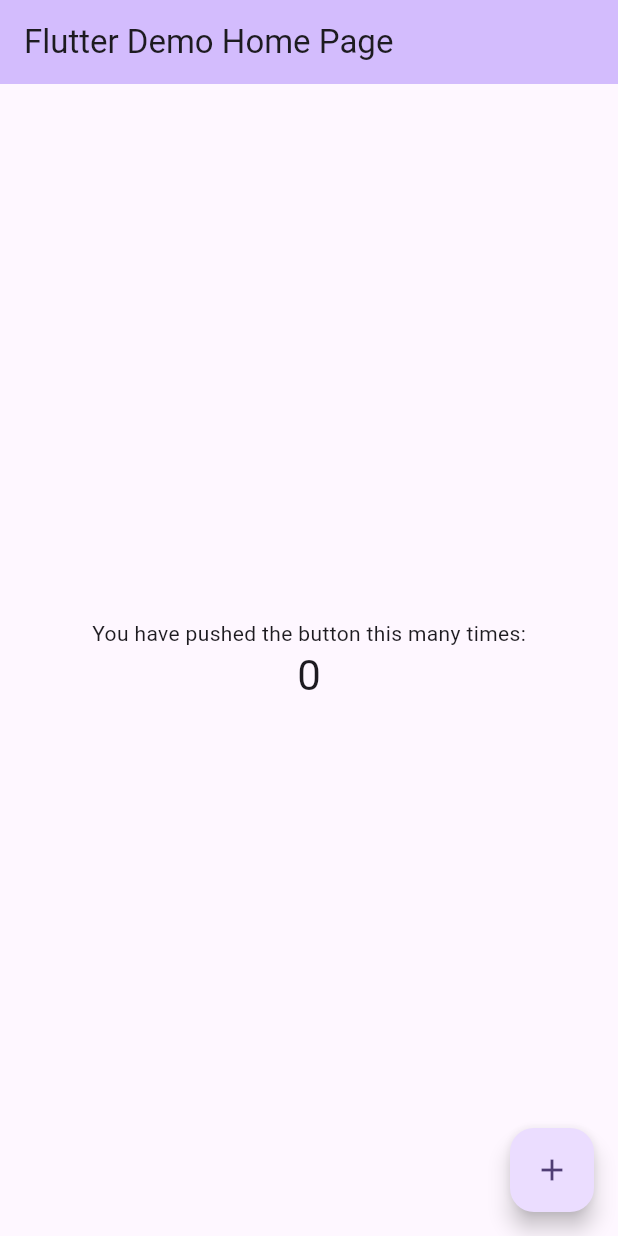
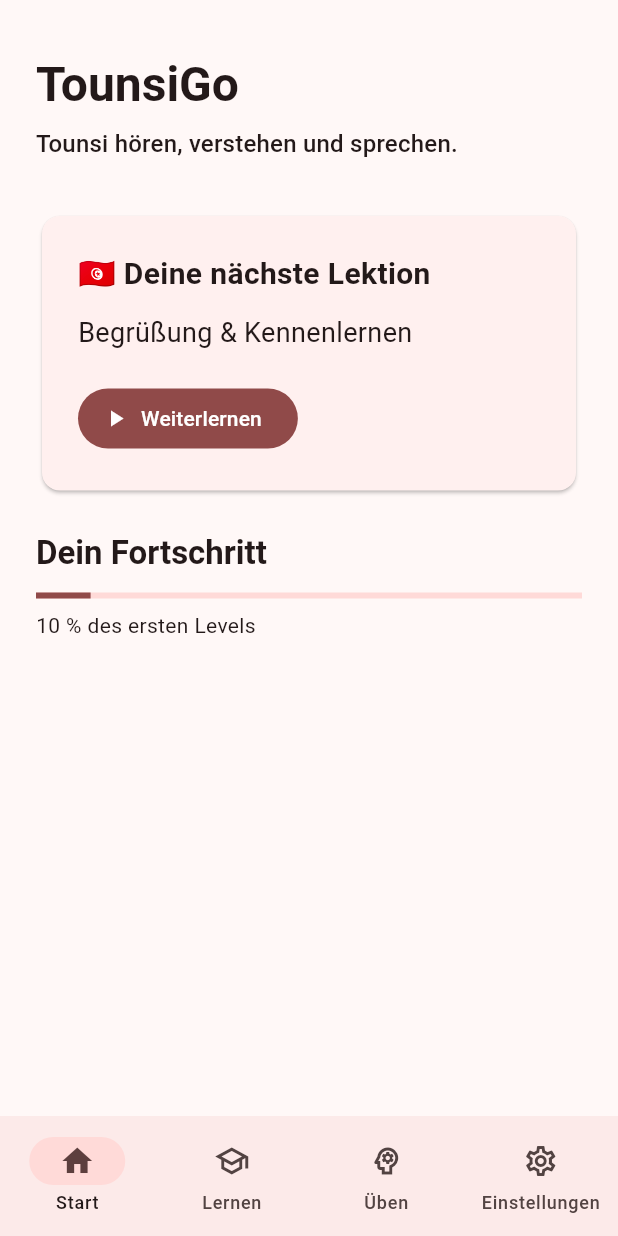
Before and after one commit to SallemA/TounsiGoApp, a Flutter app: the screen it shows after launch, on a phone screen of 412 x 824 dp. Run offline on Flutter 3.47's test engine with Material 3 defaults, Android fonts, the phone set to English and light mode, and no system bars.

Commit message:
Create initial TounsiGo app shell

```diff
--- a/lib/main.dart
+++ b/lib/main.dart
@@ -1,122 +1,306 @@
 import 'package:flutter/material.dart';
 
 void main() {
-  runApp(const MyApp());
+  runApp(const TounsiGoApp());
 }
 
-class MyApp extends StatelessWidget {
-  const MyApp({super.key});
+class TounsiGoApp extends StatelessWidget {
+  const TounsiGoApp({super.key});
 
-  // This widget is the root of your application.
   @override
   Widget build(BuildContext context) {
     return MaterialApp(
-      title: 'Flutter Demo',
+      title: 'TounsiGo',
+      debugShowCheckedModeBanner: false,
       theme: ThemeData(
-        // This is the theme of your application.
-        //
-        // TRY THIS: Try running your application with "flutter run". You'll see
-        // the application has a purple toolbar. Then, without quitting the app,
-        // try changing the seedColor in the colorScheme below to Colors.green
-        // and then invoke "hot reload" (save your changes or press the "hot
-        // reload" button in a Flutter-supported IDE, or press "r" if you used
-        // the command line to start the app).
-        //
-        // Notice that the counter didn't reset back to zero; the application
-        // state is not lost during the reload. To reset the state, use hot
-        // restart instead.
-        //
-        // This works for code too, not just values: Most code changes can be
-        // tested with just a hot reload.
-        colorScheme: .fromSeed(seedColor: Colors.deepPurple),
+        useMaterial3: true,
+        colorScheme: ColorScheme.fromSeed(
+          seedColor: const Color(0xFFE63946),
+        ),
       ),
-      home: const MyHomePage(title: 'Flutter Demo Home Page'),
+      home: const MainScreen(),
     );
   }
 }
 
-class MyHomePage extends StatefulWidget {
-  const MyHomePage({super.key, required this.title});
-
-  // This widget is the home page of your application. It is stateful, meaning
-  // that it has a State object (defined below) that contains fields that affect
-  // how it looks.
-
-  // This class is the configuration for the state. It holds the values (in this
-  // case the title) provided by the parent (in this case the App widget) and
-  // used by the build method of the State. Fields in a Widget subclass are
-  // always marked "final".
-
-  final String title;
+class MainScreen extends StatefulWidget {
+  const MainScreen({super.key});
 
   @override
-  State<MyHomePage> createState() => _MyHomePageState();
+  State<MainScreen> createState() => _MainScreenState();
 }
 
-class _MyHomePageState extends State<MyHomePage> {
-  int _counter = 0;
+class _MainScreenState extends State<MainScreen> {
+  int currentIndex = 0;
 
-  void _incrementCounter() {
-    setState(() {
-      // This call to setState tells the Flutter framework that something has
-      // changed in this State, which causes it to rerun the build method below
-      // so that the display can reflect the updated values. If we changed
-      // _counter without calling setState(), then the build method would not be
-      // called again, and so nothing would appear to happen.
-      _counter++;
-    });
-  }
+  final pages = const [
+    HomeScreen(),
+    LearnScreen(),
+    PracticeScreen(),
+    SettingsScreen(),
+  ];
 
   @override
   Widget build(BuildContext context) {
-    // This method is rerun every time setState is called, for instance as done
-    // by the _incrementCounter method above.
-    //
-    // The Flutter framework has been optimized to make rerunning build methods
-    // fast, so that you can just rebuild anything that needs updating rather
-    // than having to individually change instances of widgets.
     return Scaffold(
-      appBar: AppBar(
-        // TRY THIS: Try changing the color here to a specific color (to
-        // Colors.amber, perhaps?) and trigger a hot reload to see the AppBar
-        // change color while the other colors stay the same.
-        backgroundColor: Theme.of(context).colorScheme.inversePrimary,
-        // Here we take the value from the MyHomePage object that was created by
-        // the App.build method, and use it to set our appbar title.
-        title: Text(widget.title),
+      body: SafeArea(
+        child: IndexedStack(
+          index: currentIndex,
+          children: pages,
+        ),
       ),
-      body: Center(
-        // Center is a layout widget. It takes a single child and positions it
-        // in the middle of the parent.
+      bottomNavigationBar: NavigationBar(
+        selectedIndex: currentIndex,
+        onDestinationSelected: (index) {
+          setState(() {
+            currentIndex = index;
+          });
+        },
+        destinations: const [
+          NavigationDestination(
+            icon: Icon(Icons.home_outlined),
+            selectedIcon: Icon(Icons.home),
+            label: 'Start',
+          ),
+          NavigationDestination(
+            icon: Icon(Icons.school_outlined),
+            selectedIcon: Icon(Icons.school),
+            label: 'Lernen',
+          ),
+          NavigationDestination(
+            icon: Icon(Icons.psychology_outlined),
+            selectedIcon: Icon(Icons.psychology),
+            label: 'Üben',
+          ),
+          NavigationDestination(
+            icon: Icon(Icons.settings_outlined),
+            selectedIcon: Icon(Icons.settings),
+            label: 'Einstellungen',
+          ),
+        ],
+      ),
+    );
+  }
+}
+
+class HomeScreen extends StatelessWidget {
+  const HomeScreen({super.key});
+
+  @override
+  Widget build(BuildContext context) {
+    return ListView(
+      padding: const EdgeInsets.all(24),
+      children: [
+        const SizedBox(height: 12),
+        Text(
+          'TounsiGo',
+          style: Theme.of(context).textTheme.headlineLarge?.copyWith(
+                fontWeight: FontWeight.bold,
+              ),
+        ),
+        const SizedBox(height: 8),
+        Text(
+          'Tounsi hören, verstehen und sprechen.',
+          style: Theme.of(context).textTheme.titleMedium,
+        ),
+        const SizedBox(height: 32),
+
+        Card(
+          child: Padding(
+            padding: const EdgeInsets.all(24),
+            child: Column(
+              crossAxisAlignment: CrossAxisAlignment.start,
+              children: [
+                const Text(
+                  '🇹🇳 Deine nächste Lektion',
+                  style: TextStyle(
+                    fontSize: 20,
+                    fontWeight: FontWeight.bold,
+                  ),
+                ),
+                const SizedBox(height: 12),
+                const Text(
+                  'Begrüßung & Kennenlernen',
+                  style: TextStyle(fontSize: 18),
+                ),
+                const SizedBox(height: 20),
+                FilledButton.icon(
+                  onPressed: () {},
+                  icon: const Icon(Icons.play_arrow),
+                  label: const Text('Weiterlernen'),
+                ),
+              ],
+            ),
+          ),
+        ),
+
+        const SizedBox(height: 24),
+
+        Text(
+          'Dein Fortschritt',
+          style: Theme.of(context).textTheme.titleLarge?.copyWith(
+                fontWeight: FontWeight.bold,
+              ),
+        ),
+        const SizedBox(height: 12),
+
+        const LinearProgressIndicator(
+          value: 0.10,
+        ),
+
+        const SizedBox(height: 8),
+        const Text('10 % des ersten Levels'),
+      ],
+    );
+  }
+}
+
+class LearnScreen extends StatelessWidget {
+  const LearnScreen({super.key});
+
+  @override
+  Widget build(BuildContext context) {
+    return ListView(
+      padding: const EdgeInsets.all(24),
+      children: [
+        Text(
+          'Lernen',
+          style: Theme.of(context).textTheme.headlineLarge?.copyWith(
+                fontWeight: FontWeight.bold,
+              ),
+        ),
+        const SizedBox(height: 24),
+
+        const LessonTile(
+          icon: '👋',
+          title: 'Begrüßung',
+          subtitle: 'Hallo, Tschüss, Wie geht es dir?',
+        ),
+        const LessonTile(
+          icon: '🙋',
+          title: 'Kennenlernen',
+          subtitle: 'Name, Herkunft und einfache Fragen',
+        ),
+        const LessonTile(
+          icon: '☕',
+          title: 'Essen & Trinken',
+          subtitle: 'Bestellen und wichtige Wörter',
+        ),
+        const LessonTile(
+          icon: '🔢',
+          title: 'Zahlen',
+          subtitle: 'Die wichtigsten Zahlen im Alltag',
+        ),
+      ],
+    );
+  }
+}
+
+class LessonTile extends StatelessWidget {
+  final String icon;
+  final String title;
+  final String subtitle;
+
+  const LessonTile({
+    super.key,
+    required this.icon,
+    required this.title,
+    required this.subtitle,
+  });
+
+  @override
+  Widget build(BuildContext context) {
+    return Card(
+      margin: const EdgeInsets.only(bottom: 12),
+      child: ListTile(
+        contentPadding: const EdgeInsets.all(16),
+        leading: Text(
+          icon,
+          style: const TextStyle(fontSize: 32),
+        ),
+        title: Text(
+          title,
+          style: const TextStyle(
+            fontWeight: FontWeight.bold,
+          ),
+        ),
+        subtitle: Text(subtitle),
+        trailing: const Icon(Icons.chevron_right),
+        onTap: () {},
+      ),
+    );
+  }
+}
+
+class PracticeScreen extends StatelessWidget {
+  const PracticeScreen({super.key});
+
+  @override
+  Widget build(BuildContext context) {
+    return Center(
+      child: Padding(
+        padding: const EdgeInsets.all(24),
         child: Column(
-          // Column is also a layout widget. It takes a list of children and
-          // arranges them vertically. By default, it sizes itself to fit its
-          // children horizontally, and tries to be as tall as its parent.
-          //
-          // Column has various properties to control how it sizes itself and
-          // how it positions its children. Here we use mainAxisAlignment to
-          // center the children vertically; the main axis here is the vertical
-          // axis because Columns are vertical (the cross axis would be
-          // horizontal).
-          //
-          // TRY THIS: Invoke "debug painting" (choose the "Toggle Debug Paint"
-          // action in the IDE, or press "p" in the console), to see the
-          // wireframe for each widget.
-          mainAxisAlignment: .center,
+          mainAxisAlignment: MainAxisAlignment.center,
           children: [
-            const Text('You have pushed the button this many times:'),
+            const Icon(
+              Icons.record_voice_over,
+              size: 80,
+            ),
+            const SizedBox(height: 20),
             Text(
-              '$_counter',
-              style: Theme.of(context).textTheme.headlineMedium,
+              'Üben',
+              style: Theme.of(context).textTheme.headlineLarge?.copyWith(
+                    fontWeight: FontWeight.bold,
+                  ),
+            ),
+            const SizedBox(height: 12),
+            const Text(
+              'Hier kommen später Hörübungen, Quiz und Aussprachetraining.',
+              textAlign: TextAlign.center,
             ),
           ],
         ),
       ),
-      floatingActionButton: FloatingActionButton(
-        onPressed: _incrementCounter,
-        tooltip: 'Increment',
-        child: const Icon(Icons.add),
-      ),
     );
   }
 }
+
+class SettingsScreen extends StatelessWidget {
+  const SettingsScreen({super.key});
+
+  @override
+  Widget build(BuildContext context) {
+    return ListView(
+      padding: const EdgeInsets.all(24),
+      children: [
+        Text(
+          'Einstellungen',
+          style: Theme.of(context).textTheme.headlineLarge?.copyWith(
+                fontWeight: FontWeight.bold,
+              ),
+        ),
+        const SizedBox(height: 24),
+        const ListTile(
+          leading: Icon(Icons.language),
+          title: Text('Deine Sprache'),
+          subtitle: Text('Deutsch'),
+          trailing: Icon(Icons.chevron_right),
+        ),
+        const Divider(),
+        const ListTile(
+          leading: Icon(Icons.dark_mode_outlined),
+          title: Text('Darstellung'),
+          subtitle: Text('Systemeinstellung'),
+          trailing: Icon(Icons.chevron_right),
+        ),
+        const Divider(),
+        const ListTile(
+          leading: Icon(Icons.info_outline),
+          title: Text('Über TounsiGo'),
+          trailing: Icon(Icons.chevron_right),
+        ),
+      ],
+    );
+  }
+}
```
Also changed, not shown: lib/app/app.dart (added), lib/app/router.dart (added).
